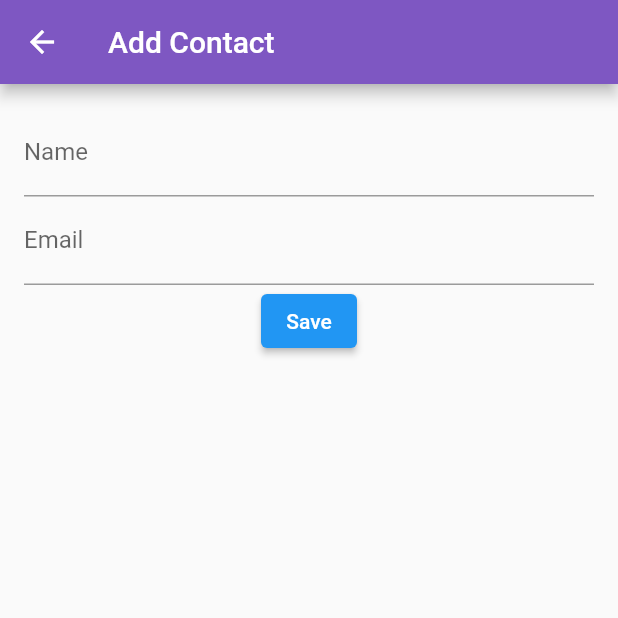
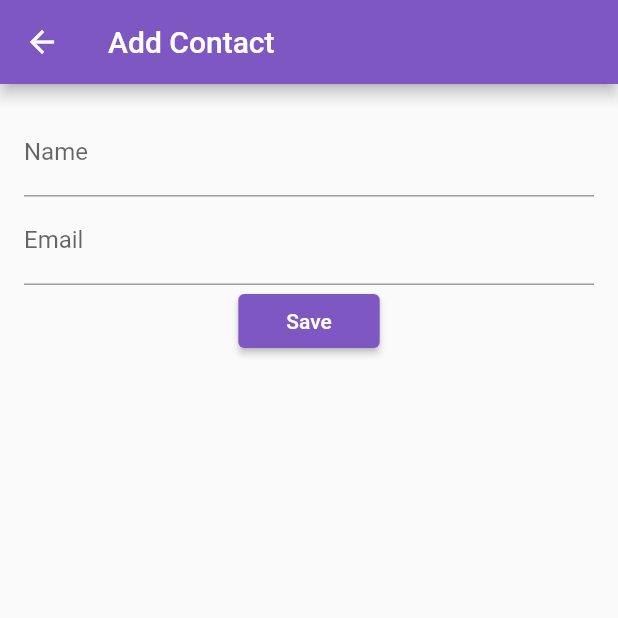
Before and after one commit to Lakshya-30/demo_repo, a Flutter app: the AddContactPage screen opened directly, on a phone screen of 412 x 824 dp, the top half of it. Run offline on Flutter 3.47's test engine with Material 2 defaults, Android fonts, the phone set to English and light mode, and no system bars; our stand-ins replace cloud_firestore, firebase_auth, firebase_core, font_awesome_flutter, google_sign_in; missing offline and left inert: profanity_filter; accounts and stored records are empty; network calls fail.

Commit message:
sandhya commit

```diff
--- a/lib/addcontact.dart
+++ b/lib/addcontact.dart
@@ -69,8 +69,13 @@ class _AddContactPageState extends State<AddContactPage> {
                   }
                 },
 
-                child: Text('Save',
-                  selectionColor: Colors.deepPurple[400],
+                child: Text(
+                  'Save',
+                  style: TextStyle(color: Colors.white),
+                ),
+                style: ElevatedButton.styleFrom(
+                  backgroundColor: Colors.deepPurple[400],
+                  padding: EdgeInsets.symmetric(horizontal: 32.0),
                 ),
               ),
             ],
--- a/lib/edit_info.dart
+++ b/lib/edit_info.dart
@@ -33,6 +33,7 @@ class _EditInfoState extends State<EditInfo> {
 
     return Scaffold(
         appBar: AppBar(
+          backgroundColor: Colors.deepPurple[400],
           title: const Text('Edit Information'),
         ),
         body: FutureBuilder<UserModel>(
--- a/pubspec.yaml
+++ b/pubspec.yaml
@@ -19,7 +19,7 @@ publish_to: 'none' # Remove this line if you wish to publish to pub.dev
 version: 1.0.0+1
 
 environment:
-  sdk: '>=3.0.5 <4.0.0'
+  sdk: '>=3.0.0 <4.0.0'
 
 # Dependencies specify other packages that your package needs in order to work.
 # To automatically upgrade your package dependencies to the latest versions
```
Also changed, not shown: lib/contact_page.dart (+47 -10 lines), pubspec.lock.
